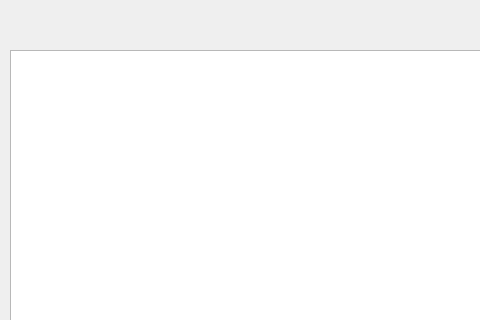
Qt form main.ui (MaximShubin7/Coffee2) before a commit; both pictures show x 0 to 480 and y 0 to 320 of the 800 by 600 pixel window.
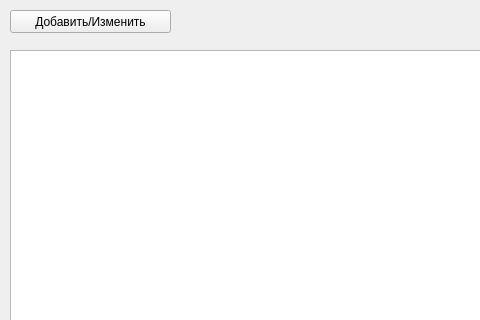
The same form after that commit.

```diff
--- a/main.ui
+++ b/main.ui
@@ -24,6 +24,19 @@
      </rect>
     </property>
    </widget>
+   <widget class="QPushButton" name="pushButton">
+    <property name="geometry">
+     <rect>
+      <x>10</x>
+      <y>10</y>
+      <width>161</width>
+      <height>23</height>
+     </rect>
+    </property>
+    <property name="text">
+     <string>Добавить/Изменить</string>
+    </property>
+   </widget>
   </widget>
   <widget class="QMenuBar" name="menubar">
    <property name="geometry">
```
